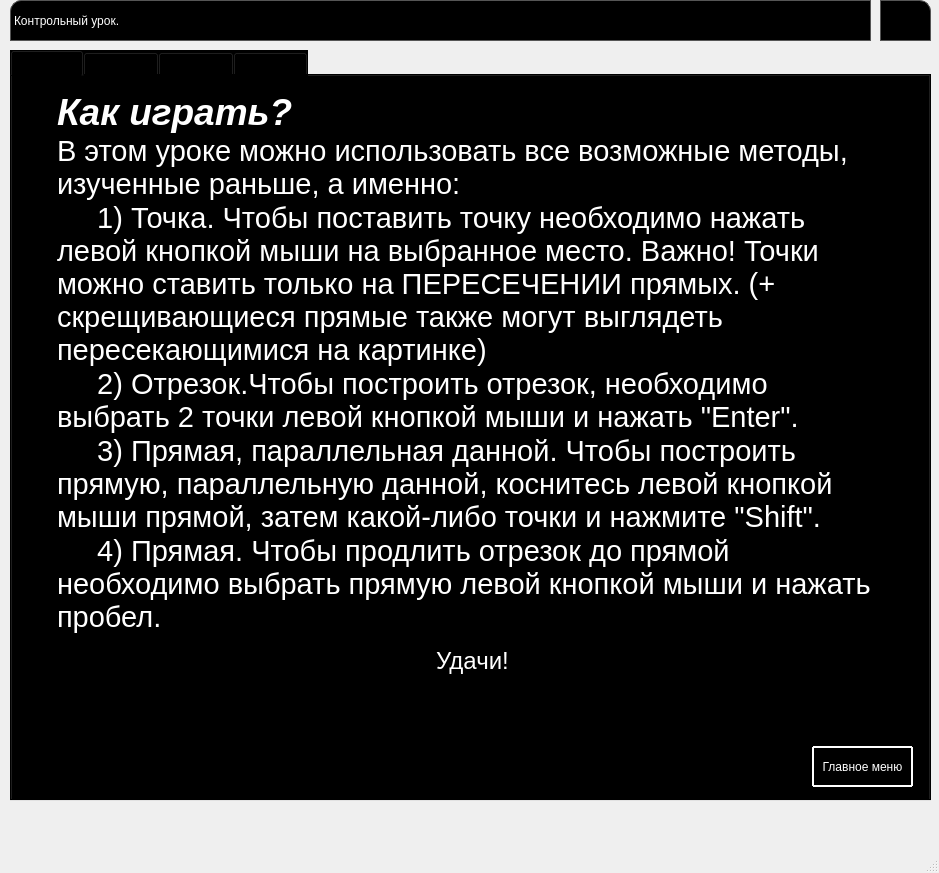
The window that formk.ui (leriia-meow/geometry) describes before a commit, drawn with Qt 5.
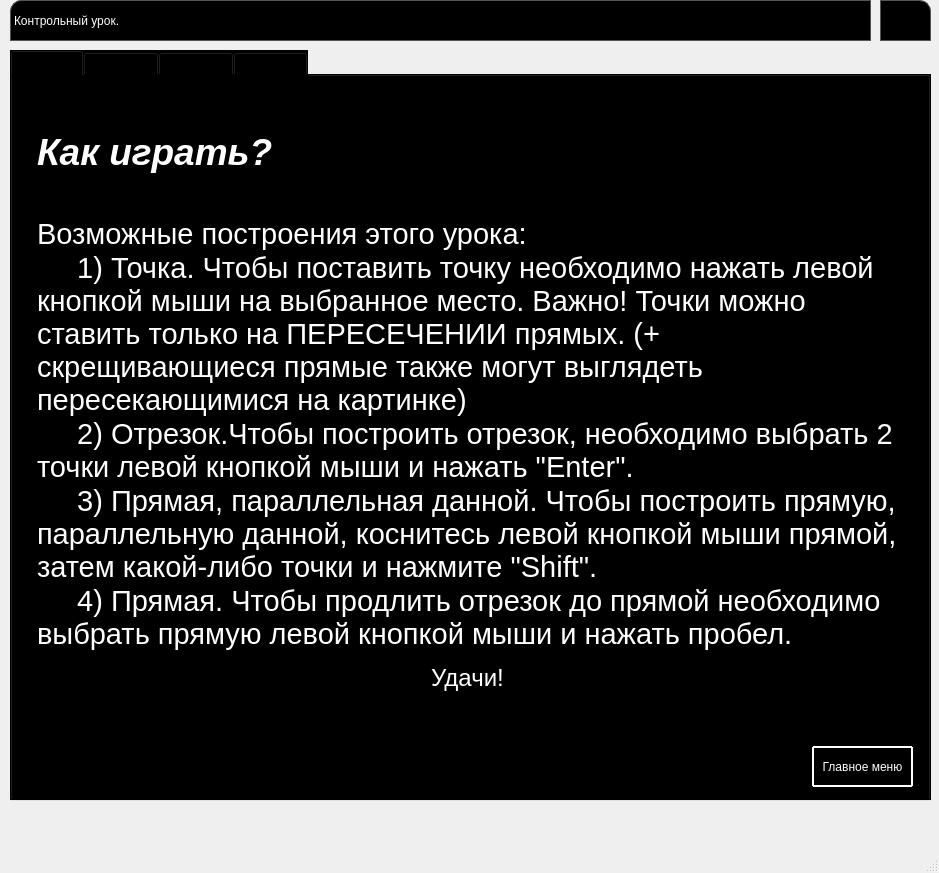
The same window after the commit. Icons and pictures are not drawn.

Diff of the .ui file:
```diff
--- a/formk.ui
+++ b/formk.ui
@@ -98,31 +98,6 @@
      <attribute name="title">
       <string>Правила</string>
      </attribute>
-     <widget class="QTextBrowser" name="textBrowser">
-      <property name="geometry">
-       <rect>
-        <x>40</x>
-        <y>10</y>
-        <width>841</width>
-        <height>651</height>
-       </rect>
-      </property>
-      <property name="html">
-       <string>&lt;!DOCTYPE HTML PUBLIC &quot;-//W3C//DTD HTML 4.0//EN&quot; &quot;http://www.w3.org/TR/REC-html40/strict.dtd&quot;&gt;
-&lt;html&gt;&lt;head&gt;&lt;meta name=&quot;qrichtext&quot; content=&quot;1&quot; /&gt;&lt;style type=&quot;text/css&quot;&gt;
-p, li { white-space: pre-wrap; }
-&lt;/style&gt;&lt;/head&gt;&lt;body style=&quot; font-family:'MS Shell Dlg 2'; font-size:8.25pt; font-weight:400; font-style:normal;&quot;&gt;
-&lt;p style=&quot; margin-top:0px; margin-bottom:0px; margin-left:0px; margin-right:0px; -qt-block-indent:0; text-indent:0px;&quot;&gt;&lt;span style=&quot; font-size:28pt; font-weight:600; font-style:italic; color:#ffffff;&quot;&gt;Как играть?&lt;/span&gt;&lt;/p&gt;
-&lt;p style=&quot; margin-top:0px; margin-bottom:0px; margin-left:0px; margin-right:0px; -qt-block-indent:0; text-indent:0px;&quot;&gt;&lt;span style=&quot; font-size:22pt; color:#ffffff;&quot;&gt;В этом уроке можно использовать все возможные методы, изученные раньше, а именно:&lt;/span&gt;&lt;/p&gt;
-&lt;p style=&quot; margin-top:0px; margin-bottom:0px; margin-left:0px; margin-right:0px; -qt-block-indent:0; text-indent:0px;&quot;&gt;&lt;span style=&quot; font-size:22pt; color:#ffffff;&quot;&gt;     1) Точка. Чтобы поставить точку необходимо нажать левой кнопкой мыши на выбранное место. Важно! Точки можно ставить только на ПЕРЕСЕЧЕНИИ прямых. (+ скрещивающиеся прямые также могут выглядеть пересекающимися на картинке)&lt;/span&gt;&lt;/p&gt;
-&lt;p style=&quot; margin-top:0px; margin-bottom:0px; margin-left:0px; margin-right:0px; -qt-block-indent:0; text-indent:0px;&quot;&gt;&lt;span style=&quot; font-size:22pt; color:#ffffff;&quot;&gt;     2) Отрезок.Чтобы построить отрезок, необходимо выбрать 2 точки левой кнопкой мыши и нажать &amp;quot;Enter&amp;quot;.&lt;/span&gt;&lt;/p&gt;
-&lt;p style=&quot; margin-top:0px; margin-bottom:0px; margin-left:0px; margin-right:0px; -qt-block-indent:0; text-indent:0px;&quot;&gt;&lt;span style=&quot; font-size:22pt; color:#ffffff;&quot;&gt;     3) Прямая, параллельная данной. Чтобы построить прямую, параллельную данной, коснитесь левой кнопкой мыши прямой, затем какой-либо точки и нажмите &amp;quot;Shift&amp;quot;.&lt;/span&gt;&lt;/p&gt;
-&lt;p style=&quot; margin-top:0px; margin-bottom:0px; margin-left:0px; margin-right:0px; -qt-block-indent:0; text-indent:0px;&quot;&gt;&lt;span style=&quot; font-size:22pt; color:#ffffff;&quot;&gt;     4) Прямая. Чтобы продлить отрезок до прямой необходимо выбрать прямую левой кнопкой мыши и нажать пробел.&lt;/span&gt;&lt;/p&gt;
-&lt;p align=&quot;center&quot; style=&quot;-qt-paragraph-type:empty; margin-top:0px; margin-bottom:0px; margin-left:0px; margin-right:0px; -qt-block-indent:0; text-indent:0px; color:#ffffff;&quot;&gt;&lt;br /&gt;&lt;/p&gt;
-&lt;p align=&quot;center&quot; style=&quot; margin-top:0px; margin-bottom:0px; margin-left:0px; margin-right:0px; -qt-block-indent:0; text-indent:0px;&quot;&gt;&lt;span style=&quot; font-size:18pt; color:#ffffff;&quot;&gt;Удачи!&lt;/span&gt;&lt;/p&gt;
-&lt;p style=&quot;-qt-paragraph-type:empty; margin-top:0px; margin-bottom:0px; margin-left:0px; margin-right:0px; -qt-block-indent:0; text-indent:0px; color:#ffffff;&quot;&gt;&lt;br /&gt;&lt;/p&gt;&lt;/body&gt;&lt;/html&gt;</string>
-      </property>
-     </widget>
      <widget class="QPushButton" name="tomain">
       <property name="geometry">
        <rect>
@@ -150,6 +125,44 @@
        <string>Главное меню</string>
       </property>
      </widget>
+     <widget class="QTextBrowser" name="textBrowser_3">
+      <property name="geometry">
+       <rect>
+        <x>20</x>
+        <y>50</y>
+        <width>871</width>
+        <height>601</height>
+       </rect>
+      </property>
+      <property name="styleSheet">
+       <string notr="true">QTextBrowser{
+color: white;
+border: 1px solid black;
+border-top-left-radius: 11px;
+background: black;
+font-weight: 3;
+text-transform: capitalize;
+font-size: 25;
+color: white;
+}</string>
+      </property>
+      <property name="html">
+       <string>&lt;!DOCTYPE HTML PUBLIC &quot;-//W3C//DTD HTML 4.0//EN&quot; &quot;http://www.w3.org/TR/REC-html40/strict.dtd&quot;&gt;
+&lt;html&gt;&lt;head&gt;&lt;meta name=&quot;qrichtext&quot; content=&quot;1&quot; /&gt;&lt;style type=&quot;text/css&quot;&gt;
+p, li { white-space: pre-wrap; }
+&lt;/style&gt;&lt;/head&gt;&lt;body style=&quot; font-family:'MS Shell Dlg 2'; font-size:8.25pt; font-weight:0; font-style:normal;&quot;&gt;
+&lt;p style=&quot; margin-top:0px; margin-bottom:0px; margin-left:0px; margin-right:0px; -qt-block-indent:0; text-indent:0px;&quot;&gt;&lt;span style=&quot; font-size:28pt; font-weight:600; font-style:italic; color:#ffffff;&quot;&gt;Как играть?&lt;/span&gt;&lt;/p&gt;
+&lt;p style=&quot;-qt-paragraph-type:empty; margin-top:0px; margin-bottom:0px; margin-left:0px; margin-right:0px; -qt-block-indent:0; text-indent:0px; font-size:28pt; font-weight:600; font-style:italic; color:#ffffff;&quot;&gt;&lt;br /&gt;&lt;/p&gt;
+&lt;p style=&quot; margin-top:0px; margin-bottom:0px; margin-left:0px; margin-right:0px; -qt-block-indent:0; text-indent:0px;&quot;&gt;&lt;span style=&quot; font-size:22pt; color:#ffffff;&quot;&gt;Возможные построения этого урока:&lt;/span&gt;&lt;/p&gt;
+&lt;p style=&quot; margin-top:0px; margin-bottom:0px; margin-left:0px; margin-right:0px; -qt-block-indent:0; text-indent:0px;&quot;&gt;&lt;span style=&quot; font-size:22pt; color:#ffffff;&quot;&gt;     1) Точка. Чтобы поставить точку необходимо нажать левой кнопкой мыши на выбранное место. Важно! Точки можно ставить только на ПЕРЕСЕЧЕНИИ прямых. (+ скрещивающиеся прямые также могут выглядеть пересекающимися на картинке)&lt;/span&gt;&lt;/p&gt;
+&lt;p style=&quot; margin-top:0px; margin-bottom:0px; margin-left:0px; margin-right:0px; -qt-block-indent:0; text-indent:0px;&quot;&gt;&lt;span style=&quot; font-size:22pt; color:#ffffff;&quot;&gt;     2) Отрезок.Чтобы построить отрезок, необходимо выбрать 2 точки левой кнопкой мыши и нажать &amp;quot;Enter&amp;quot;.&lt;/span&gt;&lt;/p&gt;
+&lt;p style=&quot; margin-top:0px; margin-bottom:0px; margin-left:0px; margin-right:0px; -qt-block-indent:0; text-indent:0px;&quot;&gt;&lt;span style=&quot; font-size:22pt; color:#ffffff;&quot;&gt;     3) Прямая, параллельная данной. Чтобы построить прямую, параллельную данной, коснитесь левой кнопкой мыши прямой, затем какой-либо точки и нажмите &amp;quot;Shift&amp;quot;.&lt;/span&gt;&lt;/p&gt;
+&lt;p style=&quot; margin-top:0px; margin-bottom:0px; margin-left:0px; margin-right:0px; -qt-block-indent:0; text-indent:0px;&quot;&gt;&lt;span style=&quot; font-size:22pt; color:#ffffff;&quot;&gt;     4) Прямая. Чтобы продлить отрезок до прямой необходимо выбрать прямую левой кнопкой мыши и нажать пробел.&lt;/span&gt;&lt;/p&gt;
+&lt;p align=&quot;center&quot; style=&quot;-qt-paragraph-type:empty; margin-top:0px; margin-bottom:0px; margin-left:0px; margin-right:0px; -qt-block-indent:0; text-indent:0px; color:#ffffff;&quot;&gt;&lt;br /&gt;&lt;/p&gt;
+&lt;p align=&quot;center&quot; style=&quot; margin-top:0px; margin-bottom:0px; margin-left:0px; margin-right:0px; -qt-block-indent:0; text-indent:0px;&quot;&gt;&lt;span style=&quot; font-size:18pt; color:#ffffff;&quot;&gt;Удачи!&lt;/span&gt;&lt;/p&gt;
+&lt;p style=&quot;-qt-paragraph-type:empty; margin-top:0px; margin-bottom:0px; margin-left:0px; margin-right:0px; -qt-block-indent:0; text-indent:0px; color:#ffffff;&quot;&gt;&lt;br /&gt;&lt;/p&gt;&lt;/body&gt;&lt;/html&gt;</string>
+      </property>
+     </widget>
     </widget>
     <widget class="QWidget" name="ex1">
      <attribute name="title">
```
